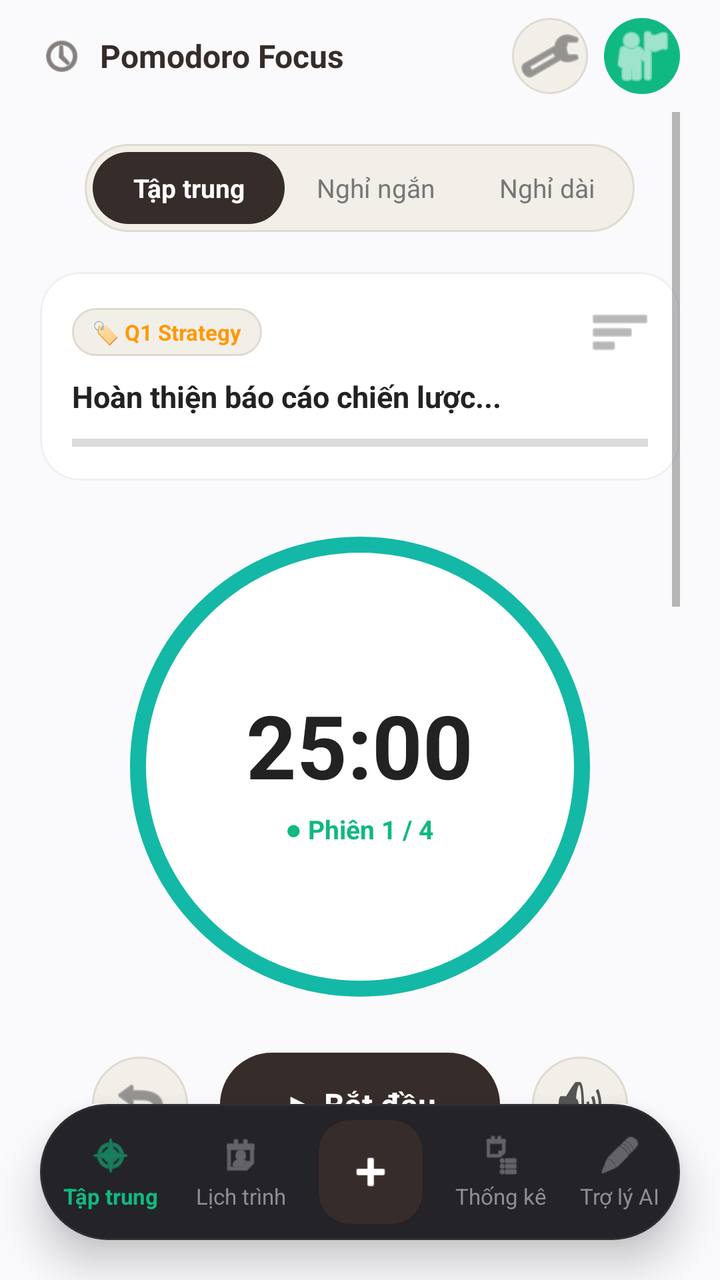
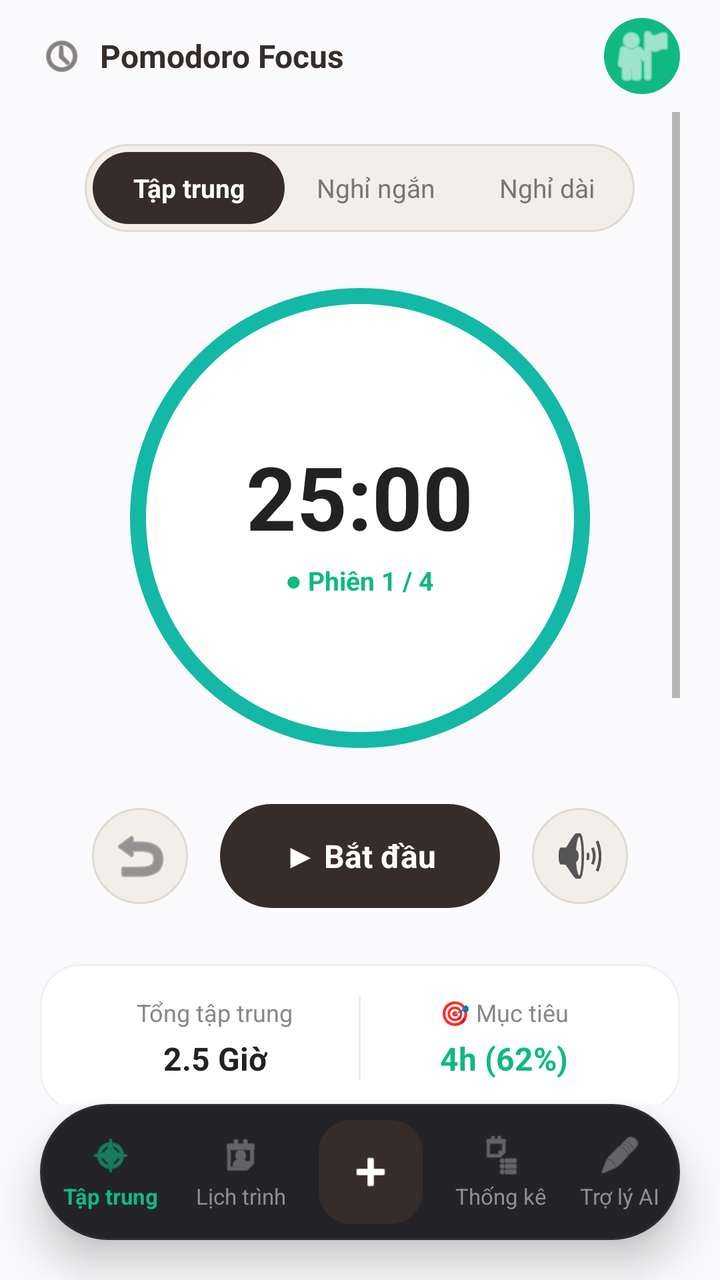

Screens rendered from an Android XML layout before and after an edit, with the pre-edit source and the edit as a unified diff.
<!-- AndroidManifest.xml: application theme Theme.MyApplication -->
<!-- res/layout/activity_pomodoro.xml -->
<?xml version="1.0" encoding="utf-8"?>
<androidx.constraintlayout.widget.ConstraintLayout
    xmlns:android="http://schemas.android.com/apk/res/android"
    xmlns:app="http://schemas.android.com/apk/res-auto"
    xmlns:tools="http://schemas.android.com/tools"
    android:layout_width="match_parent"
    android:layout_height="match_parent"
    android:background="#FAFAFC"
    tools:context=".ui.pomodoro.PomodoroActivity">

    
    <androidx.constraintlayout.widget.ConstraintLayout
        android:id="@+id/headerLayout"
        android:layout_width="match_parent"
        android:layout_height="56dp"
        android:paddingHorizontal="20dp"
        app:layout_constraintTop_toTopOf="parent">

        <LinearLayout
            android:layout_width="wrap_content"
            android:layout_height="wrap_content"
            android:gravity="center_vertical"
            android:orientation="horizontal"
            app:layout_constraintBottom_toBottomOf="parent"
            app:layout_constraintStart_toStartOf="parent"
            app:layout_constraintTop_toTopOf="parent">

            <ImageView
                android:layout_width="22dp"
                android:layout_height="22dp"
                android:src="@android:drawable/ic_menu_recent_history"
                app:tint="#362C2A" />

            <TextView
                android:layout_width="wrap_content"
                android:layout_height="wrap_content"
                android:layout_marginStart="8dp"
                android:text="Pomodoro Focus"
                android:textColor="#362C2A"
                android:textSize="16sp"
                android:textStyle="bold" />
        </LinearLayout>

        <ImageButton
            android:id="@+id/btnSettings"
            android:layout_width="38dp"
            android:layout_height="38dp"
            android:layout_marginEnd="8dp"
            android:background="@drawable/bg_pill_light"
            android:src="@android:drawable/ic_menu_preferences"
            app:tint="#555555"
            app:layout_constraintBottom_toBottomOf="parent"
            app:layout_constraintEnd_toStartOf="@id/imgAvatar"
            app:layout_constraintTop_toTopOf="parent" />

        <ImageView
            android:id="@+id/imgAvatar"
            android:layout_width="38dp"
            android:layout_height="38dp"
            android:background="@drawable/bg_circle_teal"
            android:padding="2dp"
            android:src="@android:drawable/ic_menu_myplaces"
            app:tint="#FFFFFF"
            app:layout_constraintBottom_toBottomOf="parent"
            app:layout_constraintEnd_toEndOf="parent"
            app:layout_constraintTop_toTopOf="parent" />
    </androidx.constraintlayout.widget.ConstraintLayout>

    
    <ScrollView
        android:layout_width="match_parent"
        android:layout_height="0dp"
        android:clipToPadding="false"
        android:paddingHorizontal="20dp"
        android:paddingBottom="100dp"
        app:layout_constraintBottom_toTopOf="@id/customBottomNav"
        app:layout_constraintTop_toBottomOf="@id/headerLayout">

        <LinearLayout
            android:layout_width="match_parent"
            android:layout_height="wrap_content"
            android:gravity="center_horizontal"
            android:orientation="vertical">

            
            <LinearLayout
                android:layout_width="wrap_content"
                android:layout_height="wrap_content"
                android:layout_marginTop="16dp"
                android:background="@drawable/bg_pill_light"
                android:orientation="horizontal"
                android:padding="4dp">

                <TextView
                    android:id="@+id/tabFocus"
                    android:layout_width="wrap_content"
                    android:layout_height="36dp"
                    android:background="@drawable/bg_pill_brown"
                    android:gravity="center"
                    android:paddingHorizontal="20dp"
                    android:text="Tập trung"
                    android:textColor="#FFFFFF"
                    android:textSize="13sp"
                    android:textStyle="bold" />

                <TextView
                    android:id="@+id/tabShortBreak"
                    android:layout_width="wrap_content"
                    android:layout_height="36dp"
                    android:gravity="center"
                    android:paddingHorizontal="16dp"
                    android:text="Nghỉ ngắn"
                    android:textColor="#777777"
                    android:textSize="13sp" />

                <TextView
                    android:id="@+id/tabLongBreak"
                    android:layout_width="wrap_content"
                    android:layout_height="36dp"
                    android:gravity="center"
                    android:paddingHorizontal="16dp"
                    android:text="Nghỉ dài"
                    android:textColor="#777777"
                    android:textSize="13sp" />
            </LinearLayout>

            
            <com.google.android.material.card.MaterialCardView
                android:layout_width="match_parent"
                android:layout_height="wrap_content"
                android:layout_marginTop="20dp"
                app:cardBackgroundColor="#FFFFFF"
                app:cardCornerRadius="20dp"
                app:cardElevation="0dp"
                app:strokeColor="#EEF0F4"
                app:strokeWidth="1dp">

                <LinearLayout
                    android:layout_width="match_parent"
                    android:layout_height="wrap_content"
                    android:orientation="vertical"
                    android:padding="16dp">

                    <LinearLayout
                        android:layout_width="match_parent"
                        android:layout_height="wrap_content"
                        android:gravity="center_vertical"
                        android:orientation="horizontal">

                        <TextView
                            android:id="@+id/tvTaskCategoryTag"
                            android:layout_width="wrap_content"
                            android:layout_height="24dp"
                            android:background="@drawable/bg_pill_light"
                            android:gravity="center"
                            android:paddingHorizontal="10dp"
                            android:text="🏷 Q1 Strategy"
                            android:textColor="#FF9800"
                            android:textSize="11sp"
                            android:textStyle="bold" />

                        <View
                            android:layout_width="0dp"
                            android:layout_height="0dp"
                            android:layout_weight="1" />

                        <ImageButton
                            android:id="@+id/btnSwapTask"
                            android:layout_width="28dp"
                            android:layout_height="28dp"
                            android:background="?android:attr/selectableItemBackgroundBorderless"
                            android:src="@android:drawable/ic_menu_sort_by_size"
                            app:tint="#888888" />
                    </LinearLayout>

                    <TextView
                        android:id="@+id/tvActiveTaskTitle"
                        android:layout_width="match_parent"
                        android:layout_height="wrap_content"
                        android:layout_marginTop="8dp"
                        android:ellipsize="end"
                        android:maxLines="1"
                        android:text="Hoàn thiện báo cáo chiến lược..."
                        android:textColor="#222222"
                        android:textSize="15sp"
                        android:textStyle="bold" />

                    <ProgressBar
                        android:id="@+id/progressTask"
                        style="?android:attr/progressBarStyleHorizontal"
                        android:layout_width="match_parent"
                        android:layout_height="6dp"
                        android:layout_marginTop="10dp"
                        android:progress="0"
                        android:progressTint="#10B981" />
                </LinearLayout>
            </com.google.android.material.card.MaterialCardView>

            
            <FrameLayout
                android:layout_width="230dp"
                android:layout_height="230dp"
                android:layout_marginTop="28dp"
                android:background="@drawable/bg_timer_dial">

                <LinearLayout
                    android:layout_width="wrap_content"
                    android:layout_height="wrap_content"
                    android:layout_gravity="center"
                    android:gravity="center"
                    android:orientation="vertical">

                    <TextView
                        android:id="@+id/tvTimerDisplay"
                        android:layout_width="wrap_content"
                        android:layout_height="wrap_content"
                        android:text="25:00"
                        android:textColor="#222222"
                        android:textSize="44sp"
                        android:textStyle="bold" />

                    <TextView
                        android:id="@+id/tvSessionCount"
                        android:layout_width="wrap_content"
                        android:layout_height="wrap_content"
                        android:layout_marginTop="4dp"
                        android:text="● Phiên 1 / 4"
                        android:textColor="#10B981"
                        android:textSize="13sp"
                        android:textStyle="bold" />
                </LinearLayout>
            </FrameLayout>

            
            <LinearLayout
                android:layout_width="wrap_content"
                android:layout_height="wrap_content"
                android:layout_marginTop="28dp"
                android:gravity="center_vertical"
                android:orientation="horizontal">

                <ImageButton
                    android:id="@+id/btnResetTimer"
                    android:layout_width="48dp"
                    android:layout_height="48dp"
                    android:background="@drawable/bg_pill_light"
                    android:src="@android:drawable/ic_menu_revert"
                    app:tint="#555555" />

                <TextView
                    android:id="@+id/btnStartTimer"
                    android:layout_width="140dp"
                    android:layout_height="52dp"
                    android:layout_marginHorizontal="16dp"
                    android:background="@drawable/bg_pill_brown"
                    android:gravity="center"
                    android:text="▶ Bắt đầu"
                    android:textColor="#FFFFFF"
                    android:textSize="16sp"
                    android:textStyle="bold" />

                <ImageButton
                    android:id="@+id/btnSoundToggle"
                    android:layout_width="48dp"
                    android:layout_height="48dp"
                    android:background="@drawable/bg_pill_light"
                    android:src="@android:drawable/ic_lock_silent_mode_off"
                    app:tint="#555555" />
            </LinearLayout>

            
            <com.google.android.material.card.MaterialCardView
                android:layout_width="match_parent"
                android:layout_height="wrap_content"
                android:layout_marginTop="28dp"
                app:cardBackgroundColor="#FFFFFF"
                app:cardCornerRadius="20dp"
                app:cardElevation="0dp"
                app:strokeColor="#EEF0F4"
                app:strokeWidth="1dp">

                <LinearLayout
                    android:layout_width="match_parent"
                    android:layout_height="wrap_content"
                    android:orientation="horizontal"
                    android:padding="16dp">

                    <LinearLayout
                        android:layout_width="0dp"
                        android:layout_height="wrap_content"
                        android:layout_weight="1"
                        android:gravity="center"
                        android:orientation="vertical">

                        <TextView
                            android:layout_width="wrap_content"
                            android:layout_height="wrap_content"
                            android:text="Tổng tập trung"
                            android:textColor="#888888"
                            android:textSize="12sp" />

                        <TextView
                            android:id="@+id/tvTotalFocusHours"
                            android:layout_width="wrap_content"
                            android:layout_height="wrap_content"
                            android:layout_marginTop="4dp"
                            android:text="2.5 Giờ"
                            android:textColor="#222222"
                            android:textSize="16sp"
                            android:textStyle="bold" />
                    </LinearLayout>

                    <View
                        android:layout_width="1dp"
                        android:layout_height="match_parent"
                        android:background="#EEEEEE" />

                    <LinearLayout
                        android:layout_width="0dp"
                        android:layout_height="wrap_content"
                        android:layout_weight="1"
                        android:gravity="center"
                        android:orientation="vertical">

                        <TextView
                            android:layout_width="wrap_content"
                            android:layout_height="wrap_content"
                            android:text="🎯 Mục tiêu"
                            android:textColor="#888888"
                            android:textSize="12sp" />

                        <TextView
                            android:id="@+id/tvGoalProgress"
                            android:layout_width="wrap_content"
                            android:layout_height="wrap_content"
                            android:layout_marginTop="4dp"
                            android:text="4h (62%)"
                            android:textColor="#10B981"
                            android:textSize="16sp"
                            android:textStyle="bold" />
                    </LinearLayout>
                </LinearLayout>
            </com.google.android.material.card.MaterialCardView>

            
            <TextView
                android:layout_width="wrap_content"
                android:layout_height="wrap_content"
                android:layout_marginTop="20dp"
                android:layout_gravity="start"
                android:text="ÂM THANH NỀN THƯ GIÃN (6 LOẠI)"
                android:textColor="#9E9E9E"
                android:textSize="11sp"
                android:textStyle="bold"
                android:letterSpacing="0.05" />

            
            <HorizontalScrollView
                android:layout_width="match_parent"
                android:layout_height="wrap_content"
                android:layout_marginTop="8dp"
                android:scrollbars="none">

                <LinearLayout
                    android:id="@+id/layoutSoundChips"
                    android:layout_width="wrap_content"
                    android:layout_height="wrap_content"
                    android:orientation="horizontal">

                    <TextView
                        android:id="@+id/chipSound1"
                        android:layout_width="wrap_content"
                        android:layout_height="36dp"
                        android:background="@drawable/bg_pill_brown"
                        android:gravity="center"
                        android:paddingHorizontal="16dp"
                        android:text="🌲 Rừng thông"
                        android:textColor="#FFFFFF"
                        android:textSize="12sp"
                        android:textStyle="bold" />

                    <TextView
                        android:id="@+id/chipSound2"
                        android:layout_width="wrap_content"
                        android:layout_height="36dp"
                        android:layout_marginStart="8dp"
                        android:background="@drawable/bg_pill_light"
                        android:gravity="center"
                        android:paddingHorizontal="16dp"
                        android:text="🌧 Tiếng mưa rơi"
                        android:textColor="#555555"
                        android:textSize="12sp" />

                    <TextView
                        android:id="@+id/chipSound3"
                        android:layout_width="wrap_content"
                        android:layout_height="36dp"
                        android:layout_marginStart="8dp"
                        android:background="@drawable/bg_pill_light"
                        android:gravity="center"
                        android:paddingHorizontal="16dp"
                        android:text="🌊 Sóng biển"
                        android:textColor="#555555"
                        android:textSize="12sp" />

                    <TextView
                        android:id="@+id/chipSound4"
                        android:layout_width="wrap_content"
                        android:layout_height="36dp"
                        android:layout_marginStart="8dp"
                        android:background="@drawable/bg_pill_light"
                        android:gravity="center"
                        android:paddingHorizontal="16dp"
                        android:text="☕ Quán cà phê"
                        android:textColor="#555555"
                        android:textSize="12sp" />

                    <TextView
                        android:id="@+id/chipSound5"
                        android:layout_width="wrap_content"
                        android:layout_height="36dp"
                        android:layout_marginStart="8dp"
                        android:background="@drawable/bg_pill_light"
                        android:gravity="center"
                        android:paddingHorizontal="16dp"
                        android:text="⚡ Binaural 432Hz"
                        android:textColor="#555555"
                        android:textSize="12sp" />

                    <TextView
                        android:id="@+id/chipSound6"
                        android:layout_width="wrap_content"
                        android:layout_height="36dp"
                        android:layout_marginStart="8dp"
                        android:background="@drawable/bg_pill_light"
                        android:gravity="center"
                        android:paddingHorizontal="16dp"
                        android:text="⚪ White Noise"
                        android:textColor="#555555"
                        android:textSize="12sp" />
                </LinearLayout>
            </HorizontalScrollView>

            
            <com.google.android.material.card.MaterialCardView
                android:id="@+id/cardSoundSelector"
                android:layout_width="match_parent"
                android:layout_height="wrap_content"
                android:layout_marginTop="10dp"
                app:cardBackgroundColor="#FFFFFF"
                app:cardCornerRadius="20dp"
                app:cardElevation="0dp"
                app:strokeColor="#EEF0F4"
                app:strokeWidth="1dp">

                <LinearLayout
                    android:layout_width="match_parent"
                    android:layout_height="wrap_content"
                    android:gravity="center_vertical"
                    android:orientation="horizontal"
                    android:padding="16dp">

                    <ImageView
                        android:id="@+id/imgSoundIcon"
                        android:layout_width="28dp"
                        android:layout_height="28dp"
                        android:src="@android:drawable/ic_lock_silent_mode_off"
                        app:tint="#362C2A" />

                    <LinearLayout
                        android:layout_width="0dp"
                        android:layout_height="wrap_content"
                        android:layout_marginStart="12dp"
                        android:layout_weight="1"
                        android:orientation="vertical">

                        <TextView
                            android:id="@+id/tvSoundTitle"
                            android:layout_width="wrap_content"
                            android:layout_height="wrap_content"
                            android:text="Âm thanh nền: Rừng thông &amp; Gió nhẹ"
                            android:textColor="#222222"
                            android:textSize="13sp"
                            android:textStyle="bold" />

                        <TextView
                            android:id="@+id/tvSoundSubtitle"
                            android:layout_width="wrap_content"
                            android:layout_height="wrap_content"
                            android:layout_marginTop="2dp"
                            android:text="Tần số thiên nhiên - 432Hz"
                            android:textColor="#888888"
                            android:textSize="11sp" />
                    </LinearLayout>

                    <ImageView
                        android:id="@+id/btnPlayPauseSound"
                        android:layout_width="32dp"
                        android:layout_height="32dp"
                        android:background="?android:attr/selectableItemBackgroundBorderless"
                        android:src="@android:drawable/ic_media_play"
                        app:tint="#10B981" />
                </LinearLayout>
            </com.google.android.material.card.MaterialCardView>

        </LinearLayout>
    </ScrollView>

    
    <LinearLayout
        android:id="@+id/customBottomNav"
        android:layout_width="match_parent"
        android:layout_height="68dp"
        android:layout_gravity="bottom"
        android:layout_marginStart="20dp"
        android:layout_marginEnd="20dp"
        android:layout_marginBottom="20dp"
        android:background="@drawable/bg_bottom_nav_dark"
        android:elevation="12dp"
        android:gravity="center_vertical"
        android:orientation="horizontal"
        app:layout_constraintBottom_toBottomOf="parent">

        
        <LinearLayout
            android:id="@+id/navFocus"
            android:layout_width="0dp"
            android:layout_height="match_parent"
            android:layout_weight="1.2"
            android:background="?android:attr/selectableItemBackgroundBorderless"
            android:gravity="center"
            android:orientation="vertical">

            <ImageView
                android:layout_width="22dp"
                android:layout_height="22dp"
                android:src="@android:drawable/ic_menu_compass"
                app:tint="#10B981" />

            <TextView
                android:layout_width="wrap_content"
                android:layout_height="wrap_content"
                android:layout_marginTop="2dp"
                android:text="Tập trung"
                android:textColor="#10B981"
                android:textSize="11sp"
                android:textStyle="bold" />
        </LinearLayout>

        
        <LinearLayout
            android:id="@+id/navAgenda"
            android:layout_width="0dp"
            android:layout_height="match_parent"
            android:layout_weight="1"
            android:background="?android:attr/selectableItemBackgroundBorderless"
            android:gravity="center"
            android:orientation="vertical">

            <ImageView
                android:layout_width="22dp"
                android:layout_height="22dp"
                android:src="@android:drawable/ic_menu_my_calendar"
                app:tint="#8E8E93" />

            <TextView
                android:layout_width="wrap_content"
                android:layout_height="wrap_content"
                android:layout_marginTop="2dp"
                android:text="Lịch trình"
                android:textColor="#8E8E93"
                android:textSize="11sp" />
        </LinearLayout>

        
        <FrameLayout
            android:layout_width="0dp"
            android:layout_height="match_parent"
            android:layout_weight="1.2"
            android:gravity="center">

            <com.google.android.material.floatingactionbutton.FloatingActionButton
                android:id="@+id/fabAdd"
                android:layout_width="wrap_content"
                android:layout_height="wrap_content"
                android:layout_gravity="center"
                android:backgroundTint="#362C2A"
                android:src="@android:drawable/ic_input_add"
                app:borderWidth="0dp"
                app:elevation="0dp"
                app:fabCustomSize="52dp"
                app:maxImageSize="26dp"
                app:tint="#FFFFFF" />
        </FrameLayout>

        
        <LinearLayout
            android:id="@+id/navProjects"
            android:layout_width="0dp"
            android:layout_height="match_parent"
            android:layout_weight="1"
            android:background="?android:attr/selectableItemBackgroundBorderless"
            android:gravity="center"
            android:orientation="vertical">

            <ImageView
                android:layout_width="22dp"
                android:layout_height="22dp"
                android:src="@android:drawable/ic_menu_agenda"
                app:tint="#8E8E93" />

            <TextView
                android:layout_width="wrap_content"
                android:layout_height="wrap_content"
                android:layout_marginTop="2dp"
                android:text="Thống kê"
                android:textColor="#8E8E93"
                android:textSize="11sp" />
        </LinearLayout>

        
        <LinearLayout
            android:id="@+id/navTimeline"
            android:layout_width="0dp"
            android:layout_height="match_parent"
            android:layout_weight="1"
            android:background="?android:attr/selectableItemBackgroundBorderless"
            android:gravity="center"
            android:orientation="vertical">

            <ImageView
                android:layout_width="22dp"
                android:layout_height="22dp"
                android:src="@android:drawable/ic_menu_edit"
                app:tint="#8E8E93" />

            <TextView
                android:layout_width="wrap_content"
                android:layout_height="wrap_content"
                android:layout_marginTop="2dp"
                android:text="Trợ lý AI"
                android:textColor="#8E8E93"
                android:textSize="11sp" />
        </LinearLayout>
    </LinearLayout>

</androidx.constraintlayout.widget.ConstraintLayout>
<!-- resources referenced by this layout -->
<resources>
  <!-- drawable bg_bottom_nav_dark (drawable) -->
  <?xml version="1.0" encoding="utf-8"?>
  <shape xmlns:android="http://schemas.android.com/apk/res/android">
      <solid android:color="#232328" /> 
      <corners android:radius="100dp" /> 
      <stroke android:width="1dp" android:color="#2E2E35" /> 
  </shape>
  <!-- drawable bg_circle_teal (drawable) -->
  <?xml version="1.0" encoding="utf-8"?>
  <shape xmlns:android="http://schemas.android.com/apk/res/android"
      android:shape="oval">
      <solid android:color="#10B981" />
  </shape>
  <!-- drawable bg_pill_brown (drawable) -->
  <?xml version="1.0" encoding="utf-8"?>
  <shape xmlns:android="http://schemas.android.com/apk/res/android"
      android:shape="rectangle">
      <corners android:radius="100dp" />
      <solid android:color="#362C2A" />
  </shape>
  <!-- drawable bg_pill_light (drawable) -->
  <?xml version="1.0" encoding="utf-8"?>
  <shape xmlns:android="http://schemas.android.com/apk/res/android"
      android:shape="rectangle">
      <corners android:radius="100dp" />
      <solid android:color="#F2EFE9" />
      <stroke android:width="1dp" android:color="#E0DAD1" />
  </shape>
  <!-- drawable bg_timer_dial (drawable) -->
  <?xml version="1.0" encoding="utf-8"?>
  <shape xmlns:android="http://schemas.android.com/apk/res/android"
      android:shape="oval">
      <solid android:color="#FFFFFF" />
      <stroke android:width="8dp" android:color="#14B8A6" />
  </shape>
  <style name="Theme.MyApplication" parent="Base.Theme.MyApplication" />
  <style name="Base.Theme.MyApplication" parent="Theme.Material3.DayNight.NoActionBar">
          <item name="android:windowBackground">@color/bg_main</item>
          <item name="android:textColorPrimary">@color/text_primary</item>
          <item name="android:textColorSecondary">@color/text_secondary</item>
      </style>
  <color name="bg_main">#F8F9FA</color>
  <color name="text_primary">#222222</color>
  <color name="text_secondary">#777777</color>
</resources>

<!-- the commit's change to res/layout/activity_pomodoro.xml (unified diff, before → after) -->
@@ -41,6 +41,7 @@
                 android:textStyle="bold" />
         </LinearLayout>
 
+        
         <ImageButton
             android:id="@+id/btnSettings"
             android:layout_width="38dp"
@@ -48,6 +49,7 @@
             android:layout_marginEnd="8dp"
             android:background="@drawable/bg_pill_light"
             android:src="@android:drawable/ic_menu_preferences"
+            android:visibility="gone"
             app:tint="#555555"
             app:layout_constraintBottom_toBottomOf="parent"
             app:layout_constraintEnd_toStartOf="@id/imgAvatar"
@@ -126,9 +128,11 @@
 
             
             <com.google.android.material.card.MaterialCardView
+                android:id="@+id/cardActiveTask"
                 android:layout_width="match_parent"
                 android:layout_height="wrap_content"
                 android:layout_marginTop="20dp"
+                android:visibility="gone"
                 app:cardBackgroundColor="#FFFFFF"
                 app:cardCornerRadius="20dp"
                 app:cardElevation="0dp"
